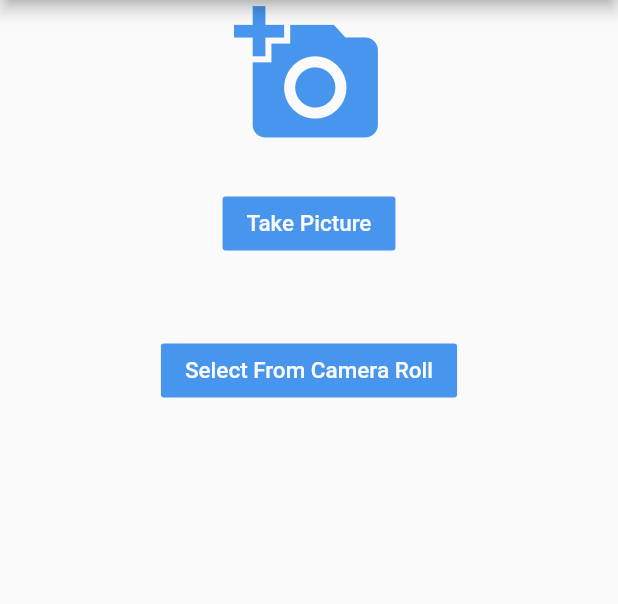
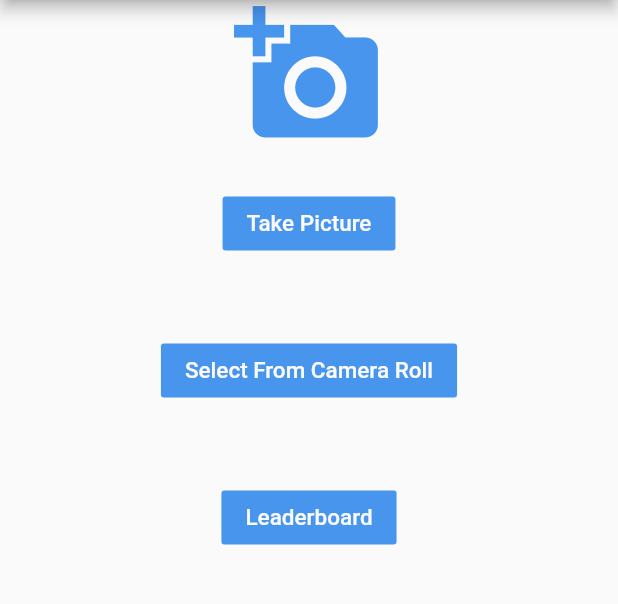
Before and after one commit to connorirw/boggle_solver, a Flutter app: the screen it shows after launch, on a phone screen of 412 x 824 dp, the part 84-688 px from its top. Run offline on Flutter 3.47's test engine with Material 2 defaults, Android fonts, the phone set to English and light mode, and no system bars; our stand-ins replace image_picker.

Commit message:
Added leaderboard.dart

```diff
--- a/lib/main.dart
+++ b/lib/main.dart
@@ -61,6 +61,18 @@ class MyApp extends StatelessWidget {
                       onPressed: _openGallery,
                     ),
                   ),
+                  Container(
+                    margin: const EdgeInsets.all(25),
+                    child: FlatButton(
+                      onPressed: _openCamera,
+                      child: const Text(
+                        'Leaderboard',
+                        style: TextStyle(fontSize: 15.0),
+                      ),
+                      color: const Color.fromARGB(255, 71, 149, 236),
+                      textColor: const Color.fromARGB(255, 250, 250, 250),
+                    ),
+                  ),
                 ]))),
     );
   }
```
Also changed, not shown: lib/leaderboard.dart (added, +22 -0 lines).
